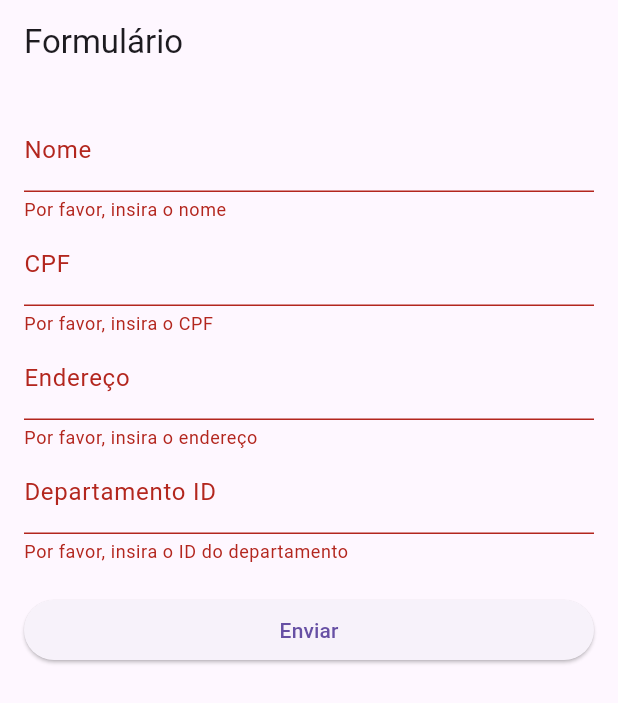
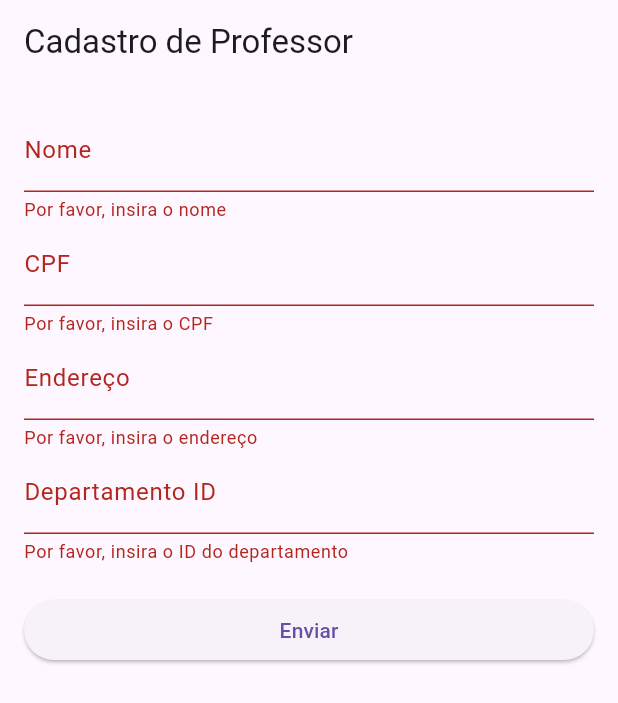
Before and after one commit to victor23rc/flutter, a Flutter app: the screen it shows after launch, after a tap on "Enviar", on a phone screen of 412 x 824 dp. Shown: the top 703 px of the screen. Run offline on Flutter 3.47's test engine with Material 3 defaults, Android fonts, the phone set to English and light mode, and no system bars.

Commit message:
Commit Final

```diff
--- a/lib/main.dart
+++ b/lib/main.dart
@@ -1,4 +1,6 @@
+import 'dart:convert';
 import 'package:flutter/material.dart';
+import 'package:http/http.dart' as http;
 
 void main() {
   runApp(MyApp());
@@ -8,7 +10,7 @@ class MyApp extends StatelessWidget {
   @override
   Widget build(BuildContext context) {
     return MaterialApp(
-      title: 'Formulário',
+      title: 'Cadastro de Fornecedor',
       theme: ThemeData(
         primarySwatch: Colors.blue,
       ),
@@ -24,23 +26,28 @@ class MyHomePage extends StatelessWidget {
   final TextEditingController _enderecoController = TextEditingController();
   final TextEditingController _departamentoController = TextEditingController();
 
-  void _submitForm(BuildContext context) {
+  Future<void> _submitForm(BuildContext context) async {
     if (_formKey.currentState!.validate()) {
-      // Process data
       String nome = _nomeController.text;
       String cpf = _cpfController.text.replaceAll('.', '').replaceAll('-', '');
       String endereco = _enderecoController.text;
       int departamentoID = int.parse(_departamentoController.text);
 
-      // Montar o objeto JSON para enviar para a API
-      var professorData = {
-        "nome": nome,
-        "cpf": cpf,
-        "endereco": endereco,
-        "departamentoID": departamentoID,
-      };
+      var url = Uri.parse('http://localhost:3005/professores/register');
 
-      // Exibir mensagem de sucesso
+      try {
+        var response = await http.post(
+          url,
+          headers: {'Content-Type': 'application/json'},
+          body: jsonEncode({
+            'nome': nome,
+            'cpf': cpf,
+            'endereco': endereco,
+            'departamentoID': departamentoID,
+          }),
+        );
+
+        if (response.statusCode == 201) {
           ScaffoldMessenger.of(context).showSnackBar(
             SnackBar(content: Text('Professor cadastrado com sucesso!')),
           );
@@ -51,6 +58,17 @@ class MyHomePage extends StatelessWidget {
           _cpfController.clear();
           _enderecoController.clear();
           _departamentoController.clear();
+        } else {
+          ScaffoldMessenger.of(context).showSnackBar(
+            SnackBar(content: Text('Erro ao cadastrar professor')),
+          );
+        }
+      } catch (error) {
+        ScaffoldMessenger.of(context).showSnackBar(
+          SnackBar(content: Text('Erro ao cadastrar professor')),
+        );
+        print('Erro: $error');
+      }
     }
   }
 
@@ -58,7 +76,7 @@ class MyHomePage extends StatelessWidget {
   Widget build(BuildContext context) {
     return Scaffold(
       appBar: AppBar(
-        title: Text('Formulário'),
+        title: Text('Cadastro de Professor'),
       ),
       body: Padding(
         padding: const EdgeInsets.all(16.0),
--- a/package.json
+++ b/package.json
@@ -15,6 +15,7 @@
   "license": "ISC",
   "dependencies": {
     "bcrypt": "^5.1.1",
+    "cors": "^2.8.5",
     "dotenv": "^16.4.5",
     "express": "^4.19.2",
     "jsonwebtoken": "^9.0.2",
```
Also changed, not shown: package-lock.json, 1 other file. Lines whose indentation alone changed are shown as unchanged.
